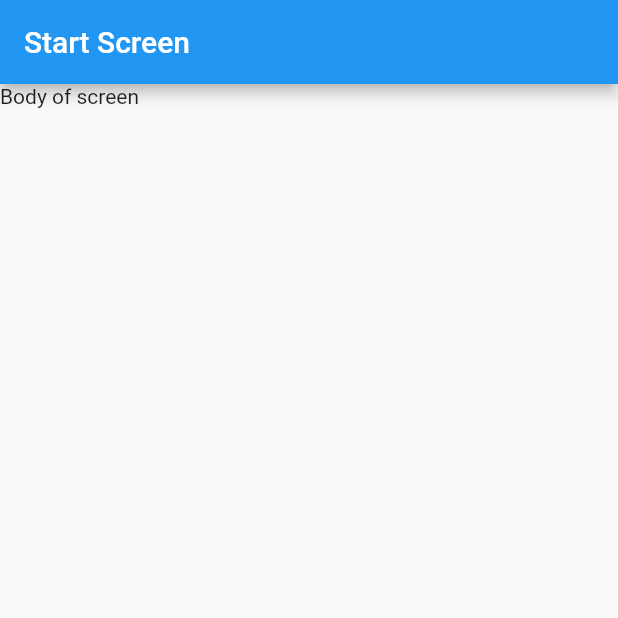
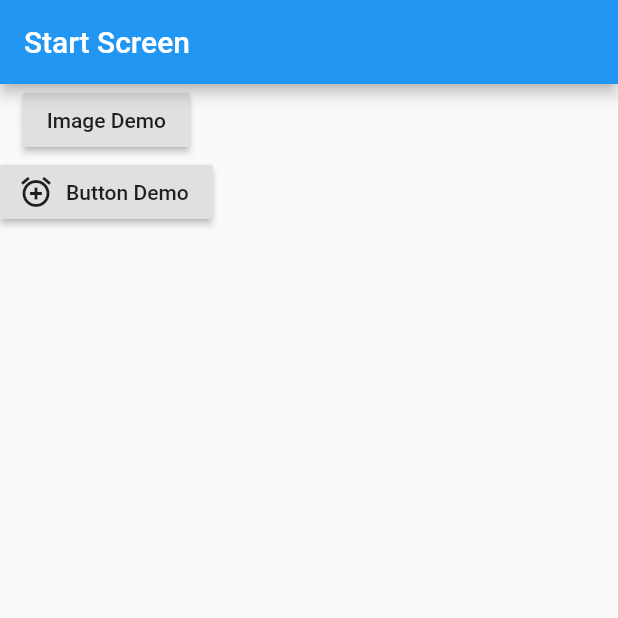
Before and after one commit to nurulakter8/map20-lesson1, a Flutter app: the screen it shows after launch, on a phone screen of 412 x 824 dp, the top half of it. Run offline on Flutter 3.47's test engine with Material 2 defaults, Android fonts, the phone set to English and light mode, and no system bars.

Commit message:
start screen with column of buttons commit

```diff
--- a/lib/main.dart
+++ b/lib/main.dart
@@ -11,8 +11,9 @@ class Lesson1App extends StatelessWidget{  //StatelessWidget is a super class fo
   @override
   Widget build(BuildContext context) {  // build is an Abstruct from superclass thats why we'll have to include it there.
     return MaterialApp(                 // MaterialApp is the root of the app that returns when build is called while application is running.
+      initialRoute: StartScreen.routName,  // tells route which will be the initial screen
       routes: {                 //routes is a map data structure
-        '/' : (BuildContext context) { return StartScreen();},    // key is the string and the value is the function. Will have to
+        StartScreen.routName : (BuildContext context) { return StartScreen();},    // key is the string (declared as static const) and the value is the function. Will have to
                                                                                 //do that for multiple screen.
         },
     );
--- a/lib/screens/startscreen.dart
+++ b/lib/screens/startscreen.dart
@@ -1,15 +1,33 @@
 import 'package:flutter/material.dart';
 
-class StartScreen extends StatelessWidget{
+class StartScreen extends StatelessWidget {
+  static const routName =
+      '/startScreen'; // gives a uniqe convintion name for litrle value
+
   @override
   Widget build(BuildContext context) {
     // TODO: implement build
-    return Scaffold(                // Scaffold basic foundation of screen or layout which has several partition.
+    return Scaffold(
+      // Scaffold basic foundation of screen or layout which has several partition.
       appBar: AppBar(
         title: Text('Start Screen'),
-        ),
-        body: Text('Body of screen'),
+      ),
+      body: Column(
+        // column is a layout Widget
+        children: <Widget>[
+          RaisedButton(
+            child: Text('Image Demo'),
+            onPressed: () {
+              print('image demo button');
+            },
+          ),
+          RaisedButton.icon(
+            onPressed: () {print ('button demo');},
+            icon: Icon(Icons.add_alarm),
+            label: Text('Button Demo'),
+          )
+        ],
+      ),
     );
   }
-
 }
```
